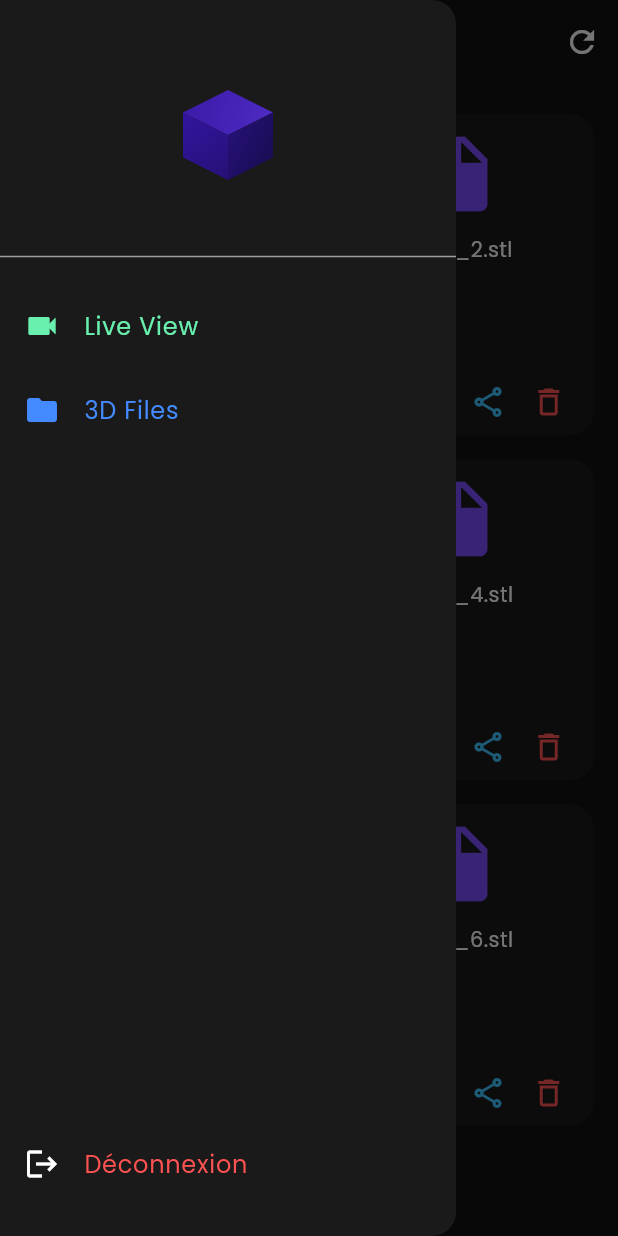
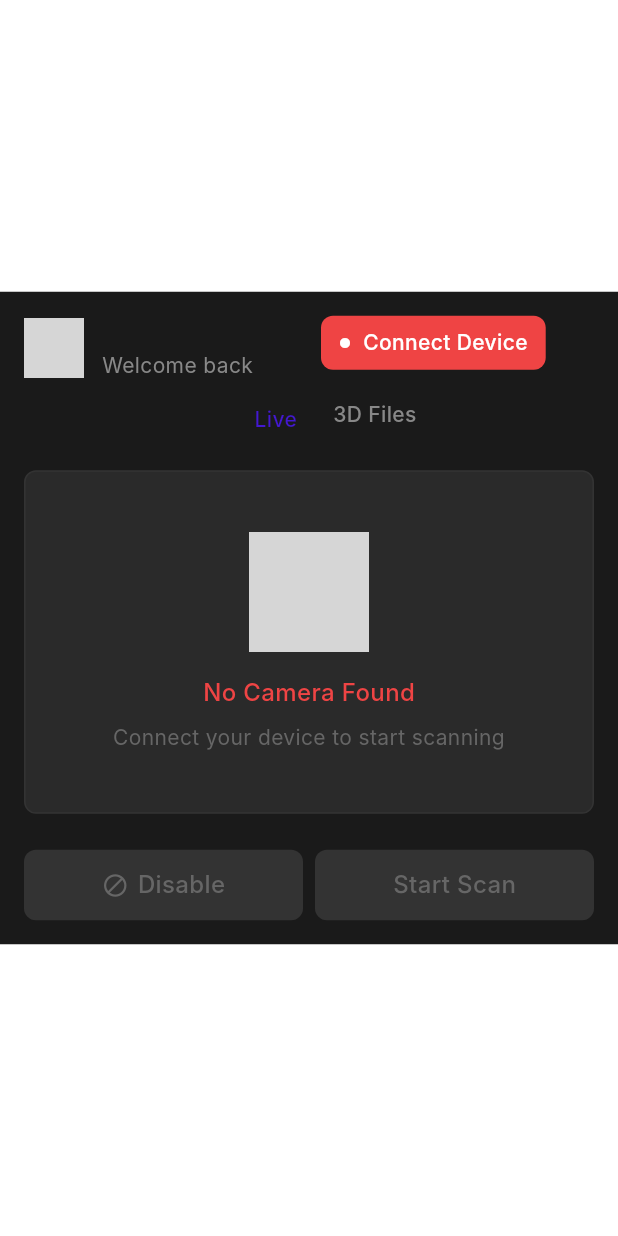
Before and after one commit to youcef-2001/scanner_3d_pro, a Flutter app: the FilesScreen screen opened directly, in the side drawer, after a tap on "Live View", on a phone screen of 412 x 824 dp. Run offline on Flutter 3.47's test engine with Material 3 defaults, Android fonts, the light colour scheme and no system bars; our stand-ins replace google_fonts, supabase_flutter; accounts and stored records are empty; network calls fail; Roboto replaces fonts that are missing (Inter); grey boxes are pictures that could not be loaded.

Commit message:
commit  homepage

```diff
--- a/lib/features/gallery/screens/files_screen.dart
+++ b/lib/features/gallery/screens/files_screen.dart
@@ -1,6 +1,7 @@
 import 'package:flutter/material.dart';
 import 'package:google_fonts/google_fonts.dart';
 import 'package:supabase_flutter/supabase_flutter.dart';
+import './home_screen.dart';
 import '../../../shared/widgets/hexagon_logo.dart';
 
 class FilesScreen extends StatelessWidget {
@@ -38,7 +39,12 @@ class FilesScreen extends StatelessWidget {
               title: const Text('Live View',
                   style: TextStyle(color: Colors.greenAccent)),
               onTap: () {
-                // TODO: Naviguer vers la page "Live"
+                Navigator.pushReplacement(
+            context,
+            MaterialPageRoute(
+              builder: (context) => const LiveDisabled()
+            ),
+          );
               },
             ),
             ListTile(
--- /dev/null
+++ b/lib/features/gallery/screens/home_screen.dart
@@ -0,0 +1,265 @@
+
+import 'package:flutter/material.dart';
+import 'package:supabase_flutter/supabase_flutter.dart';
+
+class LiveDisabled extends StatelessWidget {
+  const LiveDisabled({Key? key}) : super(key: key);
+
+  @override
+  Widget build(BuildContext context) {
+    final user = Supabase.instance.client.auth.currentUser;
+    final userName = user?.userMetadata?['name'] ?? user?.email ?? 'Utilisateur';
+
+    return Scaffold(
+      backgroundColor: const Color(0xFFFFFFFF),
+      body: SafeArea(
+        child: Center(
+          child: SingleChildScrollView(
+            child: Container(
+              constraints: const BoxConstraints(maxWidth: 480),
+              width: double.infinity,
+              padding: const EdgeInsets.all(16),
+              decoration: const BoxDecoration(
+                color: Color(0xFF1A1A1A),
+              ),
+              child: Column(
+                crossAxisAlignment: CrossAxisAlignment.stretch,
+                children: [
+                  // Top section with user profile and live status
+                  Row(
+                    crossAxisAlignment: CrossAxisAlignment.start,
+                    children: [
+                      // Left side - User profile
+                      Expanded(
+                        flex: 2,
+                        child: Column(
+                          crossAxisAlignment: CrossAxisAlignment.start,
+                          children: [
+                            Row(
+                              children: [
+                                // Profile image
+                                Container(
+                                  width: 40,
+                                  height: 40,
+                                  decoration: BoxDecoration(
+                                    borderRadius: BorderRadius.circular(20),
+                                    image: const DecorationImage(
+                                      image: NetworkImage(
+                                          'https://cdn.builder.io/api/v1/image/assets/TEMP/b3a41f38f7854aaa0820549c34ec57392c4d4d71?placeholderIfAbsent=true&apiKey=91c478f48c2b4da09ef24f4c421f135c'),
+                                      fit: BoxFit.cover,
+                                    ),
+                                  ),
+                                ),
+                                const SizedBox(width: 12),
+                                // User info
+                                Column(
+                                  crossAxisAlignment: CrossAxisAlignment.start,
+                                  children: [
+                                    Text(
+                                      userName,
+                                      style: const TextStyle(
+                                        color: Color(0xFFFFFFFF),
+                                        fontSize: 16,
+                                        fontWeight: FontWeight.w600,
+                                        fontFamily: 'Inter',
+                                      ),
+                                    ),
+                                    const Text(
+                                      'Welcome back',
+                                      style: TextStyle(
+                                        color: Color(0xFF888888),
+                                        fontSize: 14,
+                                        fontWeight: FontWeight.w400,
+                                        fontFamily: 'Inter',
+                                      ),
+                                    ),
+                                  ],
+                                ),
+                              ],
+                            ),
+                            const SizedBox(height: 16),
+                            Align(
+                              alignment: Alignment.centerRight,
+                              child: Text(
+                                'Live',
+                                style: TextStyle(
+                                  color: Color(0xFF4318D1),
+                                  fontSize: 14,
+                                  fontWeight: FontWeight.w500,
+                                  fontFamily: 'Inter',
+                                ),
+                              ),
+                            ),
+                          ],
+                        ),
+                      ),
+                      const SizedBox(width: 16),
+                      // Right side - Connect device and 3D Files
+                      Expanded(
+                        flex: 2,
+                        child: Column(
+                          crossAxisAlignment: CrossAxisAlignment.start,
+                          children: [
+                            // Connect Device button
+                            Container(
+                              decoration: BoxDecoration(
+                                borderRadius: BorderRadius.circular(8),
+                                color: const Color(0xFFEF4444),
+                              ),
+                              padding: const EdgeInsets.symmetric(horizontal: 12, vertical: 8),
+                              child: Row(
+                                mainAxisSize: MainAxisSize.min,
+                                children: const [
+                                  Icon(Icons.circle, size: 8, color: Colors.white),
+                                  SizedBox(width: 8),
+                                  Text(
+                                    'Connect Device',
+                                    style: TextStyle(
+                                      color: Colors.white,
+                                      fontSize: 14,
+                                      fontWeight: FontWeight.w500,
+                                      fontFamily: 'Inter',
+                                    ),
+                                  ),
+                                ],
+                              ),
+                            ),
+                            const SizedBox(height: 20),
+                            const Padding(
+                              padding: EdgeInsets.only(left: 8),
+                              child: Text(
+                                '3D Files',
+                                style: TextStyle(
+                                  color: Color(0xFF888888),
+                                  fontSize: 14,
+                                  fontWeight: FontWeight.w500,
+                                  fontFamily: 'Inter',
+                                ),
+                              ),
+                            ),
+                          ],
+                        ),
+                      ),
+                    ],
+                  ),
+                  const SizedBox(height: 24),
+                  // Main content - No Camera Found
+                  Container(
+                    decoration: BoxDecoration(
+                      borderRadius: BorderRadius.circular(8),
+                      color: const Color(0xFF2A2A2A),
+                      border: Border.all(
+                        color: const Color(0xFF333333),
+                        width: 1,
+                      ),
+                    ),
+                    padding: const EdgeInsets.symmetric(horizontal: 16, vertical: 40),
+                    child: Column(
+                      mainAxisAlignment: MainAxisAlignment.center,
+                      children: [
+                        Container(
+                          width: 80,
+                          height: 80,
+                          decoration: BoxDecoration(
+                            borderRadius: BorderRadius.circular(40),
+                            image: const DecorationImage(
+                              image: NetworkImage(
+                                  'https://cdn.builder.io/api/v1/image/assets/TEMP/f2e7761cc87b07c06510fc935fca3ba9fbf39f39?placeholderIfAbsent=true&apiKey=91c478f48c2b4da09ef24f4c421f135c'),
+                              fit: BoxFit.cover,
+                            ),
+                          ),
+                        ),
+                        const SizedBox(height: 16),
+                        const Text(
+                          'No Camera Found',
+                          style: TextStyle(
+                            color: Color(0xFFEF4444),
+                            fontSize: 16,
+                            fontWeight: FontWeight.w500,
+                            fontFamily: 'Inter',
+                          ),
+                        ),
+                        const SizedBox(height: 8),
+                        const Text(
+                          'Connect your device to start scanning',
+                          style: TextStyle(
+                            color: Color(0xFF666666),
+                            fontSize: 14,
+                            fontWeight: FontWeight.w400,
+                            fontFamily: 'Inter',
+                          ),
+                          textAlign: TextAlign.center,
+                        ),
+                      ],
+                    ),
+                  ),
+                  const SizedBox(height: 24),
+                  // Bottom Buttons with LayoutBuilder
+                  LayoutBuilder(
+                    builder: (context, constraints) {
+                      final isSmallScreen = constraints.maxWidth < 400;
+                      return Row(
+                        children: [
+                          Expanded(
+                            child: Container(
+                              padding: const EdgeInsets.symmetric(vertical: 12),
+                              decoration: BoxDecoration(
+                                color: const Color(0xFF333333),
+                                borderRadius: BorderRadius.circular(8),
+                              ),
+                              child: Row(
+                                mainAxisAlignment: MainAxisAlignment.center,
+                                children: [
+                                  const Icon(Icons.block, color: Color(0xFF666666), size: 18),
+                                  const SizedBox(width: 6),
+                                  Flexible(
+                                    child: Text(
+                                      isSmallScreen ? 'Disable' : 'Disable Lasers',
+                                      overflow: TextOverflow.ellipsis,
+                                      style: const TextStyle(
+                                        color: Color(0xFF666666),
+                                        fontSize: 16,
+                                        fontWeight: FontWeight.w500,
+                                        fontFamily: 'Inter',
+                                      ),
+                                    ),
+                                  ),
+                                ],
+                              ),
+                            ),
+                          ),
+                          const SizedBox(width: 8),
+                          Expanded(
+                            child: Container(
+                              padding: const EdgeInsets.symmetric(vertical: 12),
+                              decoration: BoxDecoration(
+                                color: const Color(0xFF333333),
+                                borderRadius: BorderRadius.circular(8),
+                              ),
+                              child: const Center(
+                                child: Text(
+                                  'Start Scan',
+                                  overflow: TextOverflow.ellipsis,
+                                  style: TextStyle(
+                                    color: Color(0xFF666666),
+                                    fontSize: 16,
+                                    fontWeight: FontWeight.w500,
+                                    fontFamily: 'Inter',
+                                  ),
+                                ),
+                              ),
+                            ),
+                          ),
+                        ],
+                      );
+                    },
+                  ),
+                ],
+              ),
+            ),
+          ),
+        ),
+      ),
+    );
+  }
+}
```
Also changed, not shown: pubspec.lock, 2 other files.
